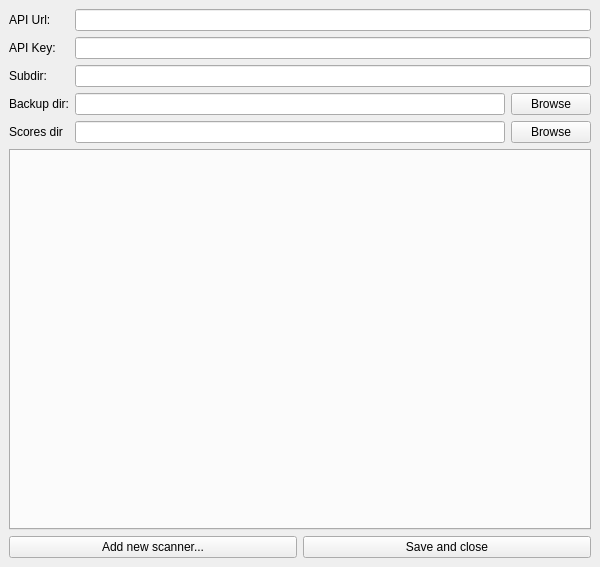
Above: config-window.ui from electromuis/padmiss-client before the change. Below: the same form after it.
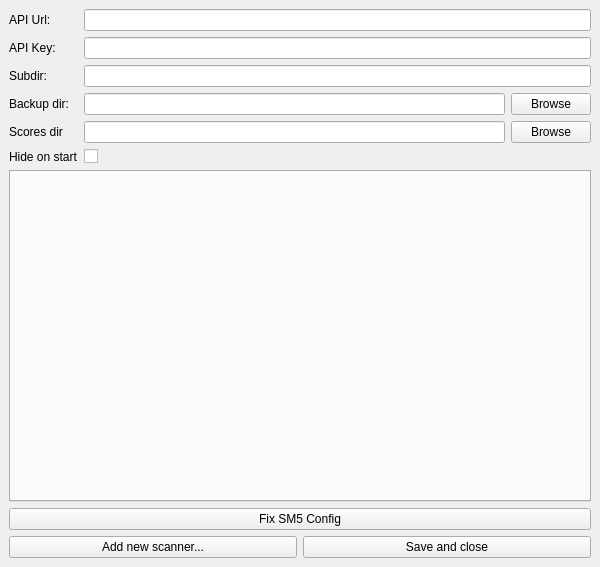
That is the form after the change.

Commit message: Added Preferences update button

```diff
--- a/config-window.ui
+++ b/config-window.ui
@@ -92,6 +92,20 @@
         </item>
        </layout>
       </item>
+      <item row="5" column="0">
+       <widget class="QLabel" name="label_6">
+        <property name="text">
+         <string>Hide on start</string>
+        </property>
+       </widget>
+      </item>
+      <item row="5" column="1">
+       <widget class="QCheckBox" name="hide_on_start">
+        <property name="text">
+         <string/>
+        </property>
+       </widget>
+      </item>
      </layout>
     </item>
     <item>
@@ -104,6 +118,13 @@
       </property>
      </widget>
     </item>
+    <item>
+     <widget class="QPushButton" name="sm5_config">
+      <property name="text">
+       <string>Fix SM5 Config</string>
+      </property>
+     </widget>
+    </item>
     <item>
      <layout class="QHBoxLayout" name="horizontalLayout_3">
       <item>
```
The commit also changes 3 other files.
